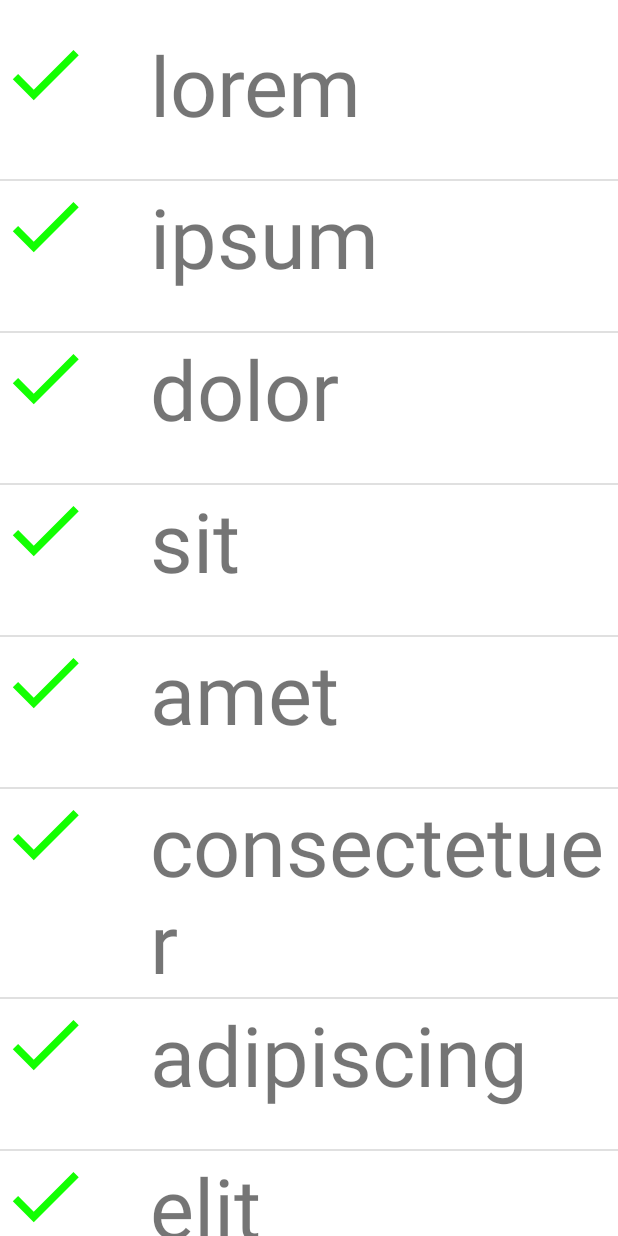
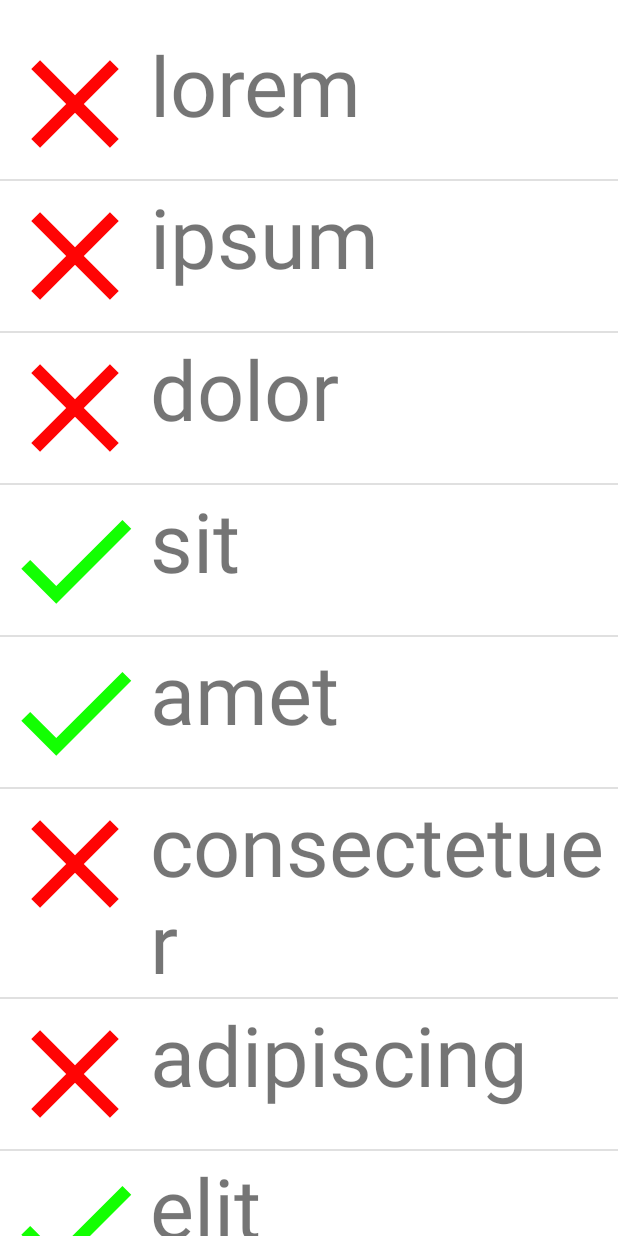
Before and after one commit to juliajaca/Topic9_ListView, an Android app: the screen it shows after launch (MainActivity), on a phone screen of 412 x 824 dp. Run offline under Robolectric (Android 15) with nearby library versions, the phone set to English and light mode, and no system bars.

Commit message:
listview dinámico

```diff
--- a/app/src/main/java/com/example/topic9_listview/MainActivity.java
+++ b/app/src/main/java/com/example/topic9_listview/MainActivity.java
@@ -5,7 +5,9 @@ import androidx.appcompat.app.AppCompatActivity;
 import android.app.ListActivity;
 import android.os.Bundle;
 import android.view.View;
+import android.view.ViewGroup;
 import android.widget.ArrayAdapter;
+import android.widget.ImageView;
 import android.widget.ListView;
 import android.widget.TextView;
 
@@ -22,7 +24,7 @@ public class MainActivity extends ListActivity {
     protected void onCreate(Bundle savedInstanceState) {
         super.onCreate(savedInstanceState);
         setContentView(R.layout.activity_main);
-        setListAdapter(new ArrayAdapter<String>(this, R.layout.row, R.id.textView_name , items));
+        setListAdapter(new IconicAdapter());
         selection=(TextView)findViewById(R.id.selection);
     }
 
@@ -30,5 +32,23 @@ public class MainActivity extends ListActivity {
         selection.setText(items[position]);
     }
 
+    //// CLASS ICONIC ADAPTER
+    class IconicAdapter extends ArrayAdapter<String> {
+        IconicAdapter() {
+            super(MainActivity.this, R.layout.row, R.id.textView_name, items);
+        }
+
+        public View getView(int position, View convertView, ViewGroup parent) {
+            View row=super.getView(position, convertView, parent);
+            ImageView icon=(ImageView)row.findViewById(R.id.imageView_poster);
+            if (items[position].length()>4) {
+                icon.setImageResource(R.drawable.ic_baseline_clear_24);
+            }
+            else {
+                icon.setImageResource(R.drawable.ic_baseline_check_24);
+            }
+            return(row);
+        }
+    }
 
 }
--- a/app/src/main/res/drawable/ic_baseline_check_24.xml
+++ b/app/src/main/res/drawable/ic_baseline_check_24.xml
@@ -1,5 +1,5 @@
 <vector android:height="40dp" android:tint="#13FF02"
-    android:viewportHeight="40" android:viewportWidth="40"
+    android:viewportHeight="24" android:viewportWidth="24"
     android:width="40dp" xmlns:android="http://schemas.android.com/apk/res/android">
     <path android:fillColor="@android:color/white" android:pathData="M9,16.17L4.83,12l-1.42,1.41L9,19 21,7l-1.41,-1.41z"/>
 </vector>
--- /dev/null
+++ b/app/src/main/res/drawable/ic_baseline_clear_24.xml
@@ -0,0 +1,5 @@
+<vector android:height="40dp" android:tint="#FF0404"
+    android:viewportHeight="24" android:viewportWidth="24"
+    android:width="40dp" xmlns:android="http://schemas.android.com/apk/res/android">
+    <path android:fillColor="@android:color/white" android:pathData="M19,6.41L17.59,5 12,10.59 6.41,5 5,6.41 10.59,12 5,17.59 6.41,19 12,13.41 17.59,19 19,17.59 13.41,12z"/>
+</vector>
--- a/app/src/main/res/layout/row.xml
+++ b/app/src/main/res/layout/row.xml
@@ -7,7 +7,6 @@
     <ImageView
         android:layout_height="100dp"
         android:layout_width="100dp"
-        android:src="@drawable/ic_baseline_check_24"
         android:id="@+id/imageView_poster"/>
 
     <TextView
```
